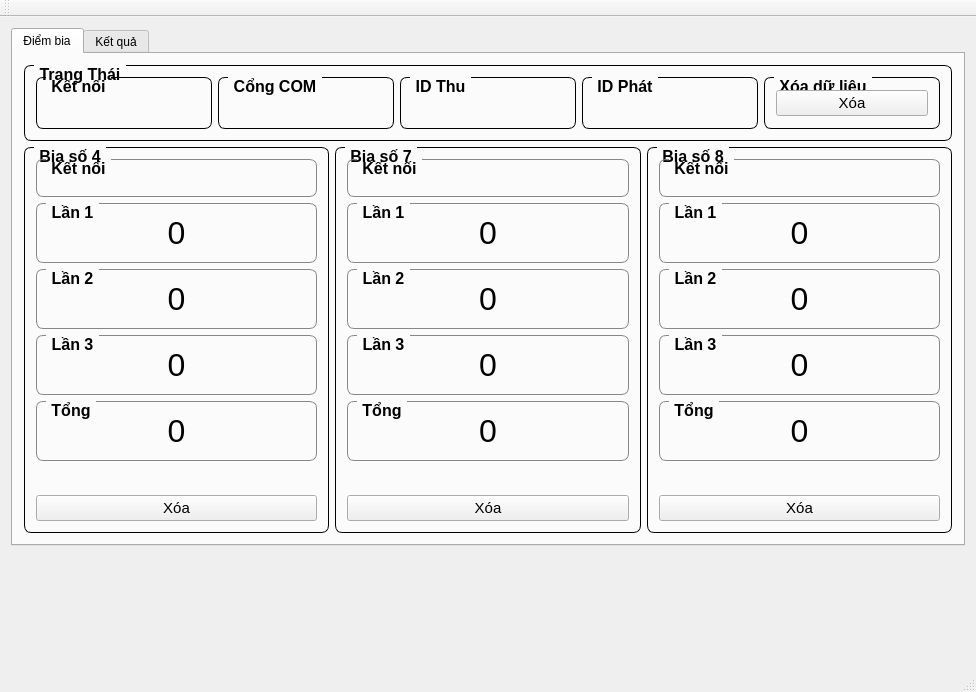
First picture: the form in ui-example/mainwindow.ui, repository truonghuuphuoc/qtProApp, before the edit.
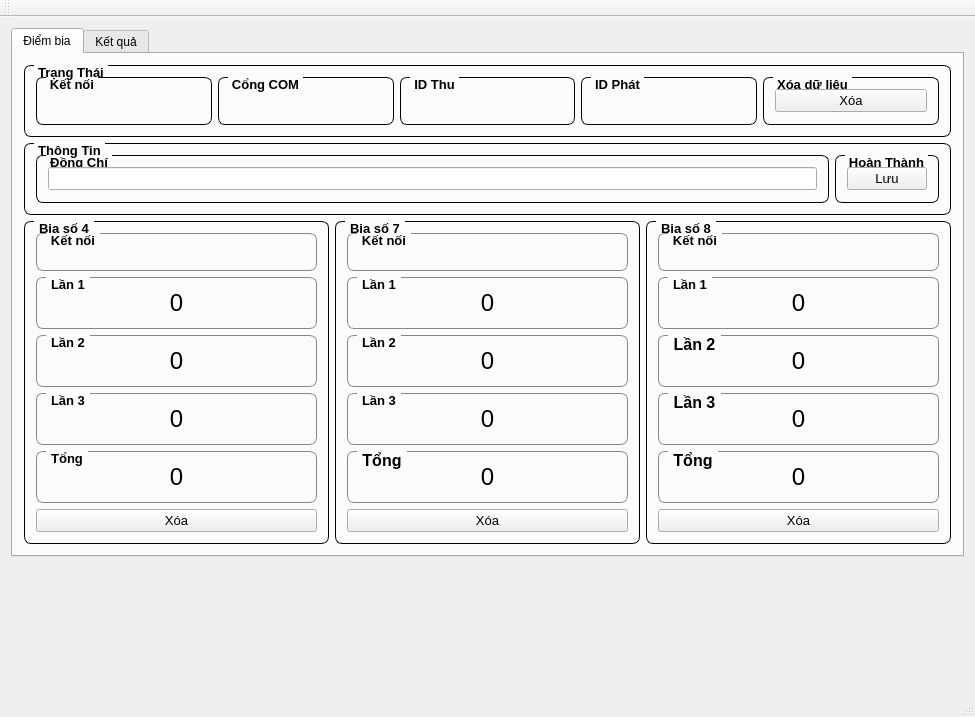
Second picture: the form after the edit. The open tabs and pages were chosen to show the change. Icons and pictures are not drawn.

```diff
--- a/ui-example/mainwindow.ui
+++ b/ui-example/mainwindow.ui
@@ -6,8 +6,8 @@
    <rect>
     <x>0</x>
     <y>0</y>
-    <width>976</width>
-    <height>692</height>
+    <width>975</width>
+    <height>717</height>
    </rect>
   </property>
   <property name="windowTitle">
@@ -33,12 +33,19 @@
          <layout class="QGridLayout" name="gridLayout_26">
           <item row="0" column="0">
            <widget class="QGroupBox" name="groupBox">
+            <property name="font">
+             <font>
+              <pointsize>10</pointsize>
+              <weight>75</weight>
+              <bold>true</bold>
+             </font>
+            </property>
             <property name="styleSheet">
              <string notr="true">QGroupBox {
     border: 1px solid gray;
     border-radius: 7px;
-    margin-top: 0.7em;
-	font-size: 12pt ;
+    margin-top: 0.5em;
+	font-size: 10pt ;
     font-weight: bold;
 	border-color: rgb(0, 0, 0);
 }
@@ -46,7 +53,7 @@
 QGroupBox::title {
     subcontrol-origin: margin;
     left: 10px;
-    padding: 0 3px 0 3px;
+    padding: 0 2px 0 2px;
 }</string>
             </property>
             <property name="title">
@@ -63,7 +70,7 @@
                  <widget class="QLabel" name="mAppComport">
                   <property name="font">
                    <font>
-                    <pointsize>11</pointsize>
+                    <pointsize>10</pointsize>
                     <weight>75</weight>
                     <bold>true</bold>
                    </font>
@@ -89,7 +96,7 @@
                  <widget class="QLabel" name="mAddressStart">
                   <property name="font">
                    <font>
-                    <pointsize>11</pointsize>
+                    <pointsize>10</pointsize>
                     <weight>75</weight>
                     <bold>true</bold>
                    </font>
@@ -115,7 +122,7 @@
                  <widget class="QLabel" name="mAddressDest">
                   <property name="font">
                    <font>
-                    <pointsize>11</pointsize>
+                    <pointsize>10</pointsize>
                     <weight>75</weight>
                     <bold>true</bold>
                    </font>
@@ -141,7 +148,7 @@
                  <widget class="QPushButton" name="mAppClean">
                   <property name="font">
                    <font>
-                    <pointsize>11</pointsize>
+                    <pointsize>10</pointsize>
                    </font>
                   </property>
                   <property name="text">
@@ -189,7 +196,7 @@
           </item>
          </layout>
         </item>
-        <item row="1" column="0">
+        <item row="2" column="0">
          <layout class="QHBoxLayout" name="horizontalLayout_2">
           <item>
            <widget class="QGroupBox" name="groupBox_2">
@@ -198,7 +205,7 @@
     border: 1px solid gray;
     border-radius: 7px;
     margin-top: 0.7em;
-	font-size: 12pt ;
+	font-size: 10pt ;
     font-weight: bold;
 	border-color: rgb(0, 0, 0);
 }
@@ -217,7 +224,7 @@
               <widget class="QGroupBox" name="groupBox_5">
                <property name="styleSheet">
                 <string notr="true">QGroupBox {
-    font-size: 12pt ;
+    font-size: 10pt ;
 	border-color: rgb(135, 135, 135);
 }
 </string>
@@ -230,7 +237,7 @@
                  <widget class="QLabel" name="mTarget_1_ThirdValue">
                   <property name="font">
                    <font>
-                    <pointsize>24</pointsize>
+                    <pointsize>18</pointsize>
                    </font>
                   </property>
                   <property name="text">
@@ -248,7 +255,7 @@
               <widget class="QGroupBox" name="groupBox_6">
                <property name="styleSheet">
                 <string notr="true">QGroupBox {
-    font-size: 12pt ;
+    font-size: 10pt ;
 	border-color: rgb(135, 135, 135);
 }
 </string>
@@ -261,38 +268,7 @@
                  <widget class="QLabel" name="mTarget_1_TotalValue">
                   <property name="font">
                    <font>
-                    <pointsize>24</pointsize>
-                   </font>
-                  </property>
-                  <property name="text">
-                   <string>0</string>
-                  </property>
-                  <property name="alignment">
-                   <set>Qt::AlignCenter</set>
-                  </property>
-                 </widget>
-                </item>
-               </layout>
-              </widget>
-             </item>
-             <item row="2" column="0">
-              <widget class="QGroupBox" name="groupBox_4">
-               <property name="styleSheet">
-                <string notr="true">QGroupBox {
-    font-size: 12pt ;
-	border-color: rgb(135, 135, 135);
-}
-</string>
-               </property>
-               <property name="title">
-                <string>Lần 2</string>
-               </property>
-               <layout class="QGridLayout" name="gridLayout_5">
-                <item row="0" column="0">
-                 <widget class="QLabel" name="mTarget_1_SecondValue">
-                  <property name="font">
-                   <font>
-                    <pointsize>24</pointsize>
+                    <pointsize>18</pointsize>
                    </font>
                   </property>
                   <property name="text">
@@ -334,11 +310,42 @@
                </layout>
               </widget>
              </item>
+             <item row="2" column="0">
+              <widget class="QGroupBox" name="groupBox_4">
+               <property name="styleSheet">
+                <string notr="true">QGroupBox {
+    font-size: 10pt ;
+	border-color: rgb(135, 135, 135);
+}
+</string>
+               </property>
+               <property name="title">
+                <string>Lần 2</string>
+               </property>
+               <layout class="QGridLayout" name="gridLayout_5">
+                <item row="0" column="0">
+                 <widget class="QLabel" name="mTarget_1_SecondValue">
+                  <property name="font">
+                   <font>
+                    <pointsize>18</pointsize>
+                   </font>
+                  </property>
+                  <property name="text">
+                   <string>0</string>
+                  </property>
+                  <property name="alignment">
+                   <set>Qt::AlignCenter</set>
+                  </property>
+                 </widget>
+                </item>
+               </layout>
+              </widget>
+             </item>
              <item row="1" column="0">
               <widget class="QGroupBox" name="groupBox_7">
                <property name="styleSheet">
                 <string notr="true">QGroupBox {
-    font-size: 12pt ;
+    font-size: 10pt ;
 	border-color: rgb(135, 135, 135);
 }
 </string>
@@ -351,7 +358,7 @@
                  <widget class="QLabel" name="mTarget_1_FirstValue">
                   <property name="font">
                    <font>
-                    <pointsize>24</pointsize>
+                    <pointsize>18</pointsize>
                    </font>
                   </property>
                   <property name="text">
@@ -365,11 +372,11 @@
                </layout>
               </widget>
              </item>
-             <item row="6" column="0">
+             <item row="5" column="0">
               <widget class="QPushButton" name="mTarget_1_Clean">
                <property name="font">
                 <font>
-                 <pointsize>11</pointsize>
+                 <pointsize>10</pointsize>
                 </font>
                </property>
                <property name="text">
@@ -387,21 +394,6 @@
                </property>
               </widget>
              </item>
-             <item row="5" column="0">
-              <widget class="QLabel" name="label_20">
-               <property name="font">
-                <font>
-                 <pointsize>14</pointsize>
-                </font>
-               </property>
-               <property name="text">
-                <string/>
-               </property>
-               <property name="alignment">
-                <set>Qt::AlignCenter</set>
-               </property>
-              </widget>
-             </item>
             </layout>
            </widget>
           </item>
@@ -412,7 +404,7 @@
     border: 1px solid gray;
     border-radius: 7px;
     margin-top: 0.7em;
-	font-size: 12pt ;
+	font-size: 10pt ;
     font-weight: bold;
 	border-color: rgb(0, 0, 0);
 }
@@ -429,9 +421,16 @@
             <layout class="QGridLayout" name="gridLayout_9">
              <item row="2" column="0">
               <widget class="QGroupBox" name="groupBox_9">
+               <property name="font">
+                <font>
+                 <pointsize>10</pointsize>
+                 <weight>75</weight>
+                 <bold>true</bold>
+                </font>
+               </property>
                <property name="styleSheet">
                 <string notr="true">QGroupBox {
-    font-size: 12pt ;
+    font-size: 10pt ;
 	border-color: rgb(135, 135, 135);
 }
 </string>
@@ -444,7 +443,7 @@
                  <widget class="QLabel" name="mTarget_2_SecondValue">
                   <property name="font">
                    <font>
-                    <pointsize>24</pointsize>
+                    <pointsize>18</pointsize>
                    </font>
                   </property>
                   <property name="text">
@@ -490,7 +489,7 @@
               <widget class="QGroupBox" name="groupBox_12">
                <property name="styleSheet">
                 <string notr="true">QGroupBox {
-    font-size: 12pt ;
+    font-size: 10pt ;
 	border-color: rgb(135, 135, 135);
 }
 </string>
@@ -503,7 +502,7 @@
                  <widget class="QLabel" name="mTarget_2_ThirdValue">
                   <property name="font">
                    <font>
-                    <pointsize>24</pointsize>
+                    <pointsize>18</pointsize>
                    </font>
                   </property>
                   <property name="text">
@@ -534,7 +533,7 @@
                  <widget class="QLabel" name="mTarget_2_TotalValue">
                   <property name="font">
                    <font>
-                    <pointsize>24</pointsize>
+                    <pointsize>18</pointsize>
                    </font>
                   </property>
                   <property name="text">
@@ -550,9 +549,16 @@
              </item>
              <item row="1" column="0">
               <widget class="QGroupBox" name="groupBox_13">
+               <property name="font">
+                <font>
+                 <pointsize>10</pointsize>
+                 <weight>75</weight>
+                 <bold>true</bold>
+                </font>
+               </property>
                <property name="styleSheet">
                 <string notr="true">QGroupBox {
-    font-size: 12pt ;
+    font-size: 10pt ;
 	border-color: rgb(135, 135, 135);
 }
 </string>
@@ -565,7 +571,7 @@
                  <widget class="QLabel" name="mTarget_2_FirstValue">
                   <property name="font">
                    <font>
-                    <pointsize>24</pointsize>
+                    <pointsize>18</pointsize>
                    </font>
                   </property>
                   <property name="text">
@@ -579,11 +585,11 @@
                </layout>
               </widget>
              </item>
-             <item row="6" column="0">
+             <item row="5" column="0">
               <widget class="QPushButton" name="mTarget_2_Clean">
                <property name="font">
                 <font>
-                 <pointsize>11</pointsize>
+                 <pointsize>10</pointsize>
                 </font>
                </property>
                <property name="text">
@@ -601,21 +607,6 @@
                </property>
               </widget>
              </item>
-             <item row="5" column="0">
-              <widget class="QLabel" name="label_21">
-               <property name="font">
-                <font>
-                 <pointsize>14</pointsize>
-                </font>
-               </property>
-               <property name="text">
-                <string/>
-               </property>
-               <property name="alignment">
-                <set>Qt::AlignCenter</set>
-               </property>
-              </widget>
-             </item>
             </layout>
            </widget>
           </item>
@@ -626,7 +617,7 @@
     border: 1px solid gray;
     border-radius: 7px;
     margin-top: 0.7em;
-	font-size: 12pt ;
+	font-size: 10pt ;
     font-weight: bold;
 	border-color: rgb(0, 0, 0);
 }
@@ -658,7 +649,7 @@
                  <widget class="QLabel" name="mTarget_3_SecondValue">
                   <property name="font">
                    <font>
-                    <pointsize>24</pointsize>
+                    <pointsize>18</pointsize>
                    </font>
                   </property>
                   <property name="text">
@@ -689,7 +680,7 @@
                  <widget class="QLabel" name="mTarget_3_ThirdValue">
                   <property name="font">
                    <font>
-                    <pointsize>24</pointsize>
+                    <pointsize>18</pointsize>
                    </font>
                   </property>
                   <property name="text">
@@ -748,7 +739,7 @@
                  <widget class="QLabel" name="mTarget_3_TotalValue">
                   <property name="font">
                    <font>
-                    <pointsize>24</pointsize>
+                    <pointsize>18</pointsize>
                    </font>
                   </property>
                   <property name="text">
@@ -766,7 +757,7 @@
               <widget class="QGroupBox" name="groupBox_19">
                <property name="styleSheet">
                 <string notr="true">QGroupBox {
-    font-size: 12pt ;
+    font-size: 10pt ;
 	border-color: rgb(135, 135, 135);
 }
 </string>
@@ -779,7 +770,7 @@
                  <widget class="QLabel" name="mTarget_3_FirstValue">
                   <property name="font">
                    <font>
-                    <pointsize>24</pointsize>
+                    <pointsize>18</pointsize>
                    </font>
                   </property>
                   <property name="text">
@@ -793,40 +784,25 @@
                </layout>
               </widget>
              </item>
-             <item row="6" column="1">
-              <widget class="QPushButton" name="mTarget_3_Clean">
-               <property name="font">
-                <font>
-                 <pointsize>11</pointsize>
-                </font>
-               </property>
-               <property name="text">
-                <string>Xóa</string>
-               </property>
-               <property name="icon">
-                <iconset resource="icons.qrc">
-                 <normaloff>:/icons/24/Delete.png</normaloff>:/icons/24/Delete.png</iconset>
-               </property>
-               <property name="iconSize">
-                <size>
-                 <width>27</width>
-                 <height>27</height>
-                </size>
-               </property>
-              </widget>
-             </item>
              <item row="5" column="1">
-              <widget class="QLabel" name="label_22">
+              <widget class="QPushButton" name="mTarget_3_Clean">
                <property name="font">
                 <font>
-                 <pointsize>14</pointsize>
+                 <pointsize>10</pointsize>
                 </font>
                </property>
                <property name="text">
-                <string/>
+                <string>Xóa</string>
                </property>
-               <property name="alignment">
-                <set>Qt::AlignCenter</set>
+               <property name="icon">
+                <iconset resource="icons.qrc">
+                 <normaloff>:/icons/24/Delete.png</normaloff>:/icons/24/Delete.png</iconset>
+               </property>
+               <property name="iconSize">
+                <size>
+                 <width>27</width>
+                 <height>27</height>
+                </size>
                </property>
               </widget>
              </item>
@@ -835,6 +811,80 @@
           </item>
          </layout>
         </item>
+        <item row="1" column="0">
+         <widget class="QGroupBox" name="groupBox_49">
+          <property name="styleSheet">
+           <string notr="true">QGroupBox {
+    border: 1px solid gray;
+    border-radius: 7px;
+    margin-top: 0.5em;
+	font-size: 10pt ;
+    font-weight: bold;
+	border-color: rgb(0, 0, 0);
+}
+
+QGroupBox::title {
+    subcontrol-origin: margin;
+    left: 10px;
+    padding: 0 2px 0 2px;
+}</string>
+          </property>
+          <property name="title">
+           <string>Thông Tin</string>
+          </property>
+          <layout class="QGridLayout" name="gridLayout_30">
+           <item row="0" column="0">
+            <widget class="QGroupBox" name="groupBox_50">
+             <property name="title">
+              <string>Đồng Chí</string>
+             </property>
+             <layout class="QHBoxLayout" name="horizontalLayout">
+              <item>
+               <widget class="QLineEdit" name="mInfor1_Name">
+                <property name="font">
+                 <font>
+                  <pointsize>10</pointsize>
+                 </font>
+                </property>
+               </widget>
+              </item>
+             </layout>
+            </widget>
+           </item>
+           <item row="0" column="1">
+            <widget class="QGroupBox" name="groupBox_53">
+             <property name="title">
+              <string>Hoàn Thành</string>
+             </property>
+             <layout class="QGridLayout" name="gridLayout_29">
+              <item row="0" column="0">
+               <widget class="QPushButton" name="mInofor1_Add">
+                <property name="font">
+                 <font>
+                  <pointsize>10</pointsize>
+                 </font>
+                </property>
+                <property name="text">
+                 <string>Lưu</string>
+                </property>
+                <property name="icon">
+                 <iconset resource="icons.qrc">
+                  <normaloff>:/icons/24/Add.png</normaloff>:/icons/24/Add.png</iconset>
+                </property>
+                <property name="iconSize">
+                 <size>
+                  <width>27</width>
+                  <height>27</height>
+                 </size>
+                </property>
+               </widget>
+              </item>
+             </layout>
+            </widget>
+           </item>
+          </layout>
+         </widget>
+        </item>
        </layout>
        <zorder></zorder>
        <zorder></zorder>
```
Left out of the diff: 10 changed lines with no effect on the pictures.
